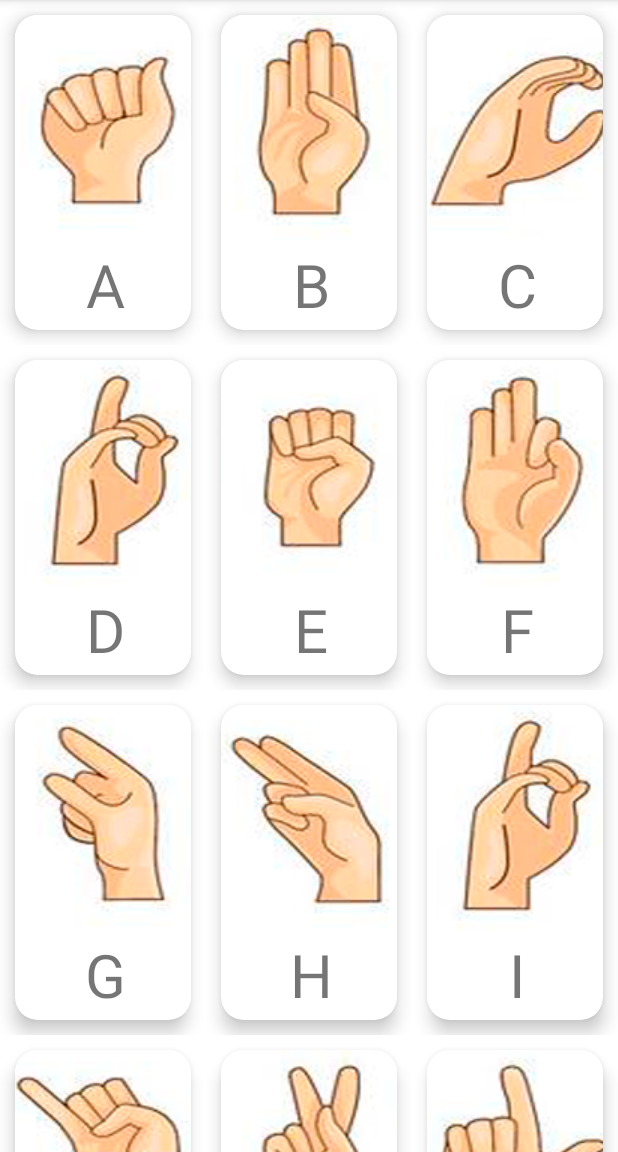
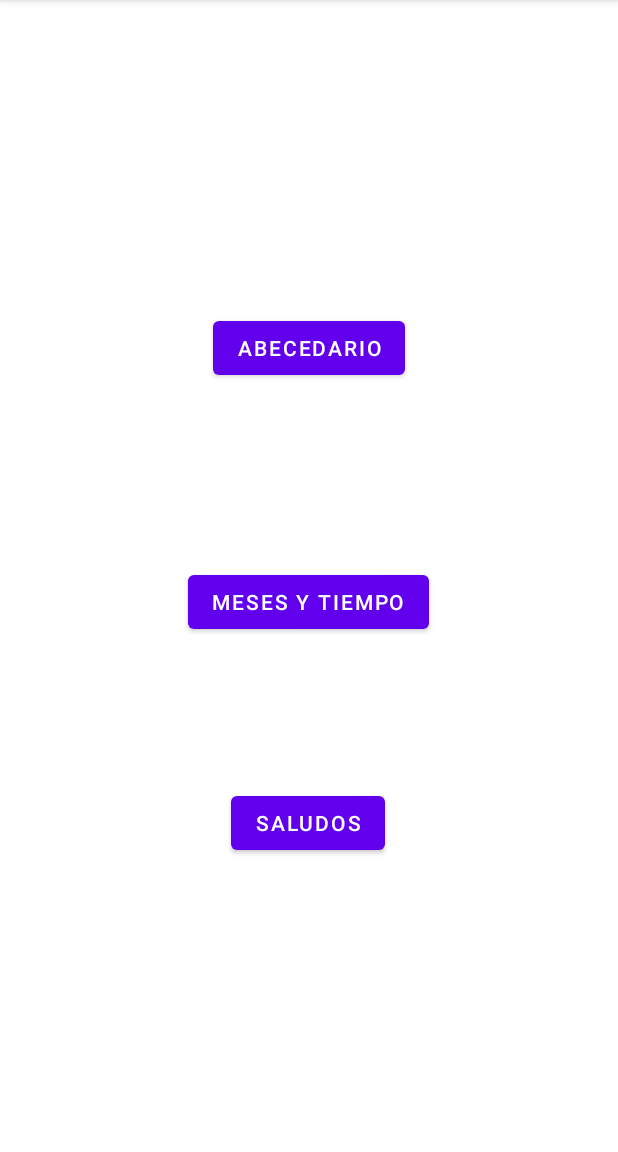
Before and after one commit to TheSkrapy/App, an Android app: the screen it shows after launch (Basics before the commit, Menu_activity after it), on a phone screen of 412 x 824 dp, the part 84-1236 px from its top. Run offline under Robolectric (Android 15) with nearby library versions, the phone set to English and light mode, and no system bars.

Commit message:
creacion de menu para seleccion de categorias de señas

```diff
--- a/app/src/main/AndroidManifest.xml
+++ b/app/src/main/AndroidManifest.xml
@@ -13,6 +13,9 @@
         android:supportsRtl="true"
         android:theme="@style/Theme.Señas"
         tools:targetApi="31">
+        <activity
+            android:name=".Menu_activity"
+            android:exported="false" />
         <activity
             android:name=".Basics"
             android:exported="false" />
--- a/app/src/main/java/com/example/seas/MainActivity.java
+++ b/app/src/main/java/com/example/seas/MainActivity.java
@@ -11,6 +11,6 @@ public class MainActivity extends AppCompatActivity {
     protected void onCreate(Bundle savedInstanceState) {
         super.onCreate(savedInstanceState);
         setContentView(R.layout.activity_main);
-        startActivity(new Intent(this, Basics.class));
+        startActivity(new Intent(this, Menu_activity.class));
     }
 }
--- /dev/null
+++ b/app/src/main/java/com/example/seas/Menu_activity.java
@@ -0,0 +1,59 @@
+package com.example.seas;
+
+import androidx.appcompat.app.AppCompatActivity;
+
+import android.content.Intent;
+import android.os.Bundle;
+import android.view.View;
+import android.widget.Button;
+
+class global{ //Clase para poder utilizar una variable global
+    public static int menu=0; //Variable para poder seleccionar las señas a presentar
+
+}
+
+public class Menu_activity extends AppCompatActivity {
+    Button btnAbc;
+    Button btnMesesyTiempo;
+    Button btnSaludos;
+
+    @Override
+    protected void onCreate(Bundle savedInstanceState) {
+        super.onCreate(savedInstanceState);
+        setContentView(R.layout.activity_menu);
+
+        btnAbc=(Button)findViewById(R.id.btnAbc);
+        btnMesesyTiempo=(Button)findViewById(R.id.btnMesesyTiempo);
+        btnSaludos=(Button)findViewById(R.id.btnSaludos);
+
+        btnAbc.setOnClickListener(new View.OnClickListener() {
+            @Override
+            public void onClick(View view) {
+                global.menu=1;
+                Cambio();
+            }
+        });
+
+        btnMesesyTiempo.setOnClickListener(new View.OnClickListener() {
+            @Override
+            public void onClick(View view) {
+                global.menu=2;
+                Cambio();
+            }
+        });
+
+        btnSaludos.setOnClickListener(new View.OnClickListener() {
+            @Override
+            public void onClick(View view) {
+                global.menu=3;
+                Cambio();
+            }
+        });
+
+    }
+
+    private void Cambio(){ //Metodo para cambiar a la presentacion de señas
+        Intent c = new Intent(Menu_activity.this, Basics.class);
+        startActivity(c);
+    }
+}
--- /dev/null
+++ b/app/src/main/res/layout/activity_menu.xml
@@ -0,0 +1,47 @@
+<?xml version="1.0" encoding="utf-8"?>
+<androidx.constraintlayout.widget.ConstraintLayout xmlns:android="http://schemas.android.com/apk/res/android"
+    xmlns:app="http://schemas.android.com/apk/res-auto"
+    xmlns:tools="http://schemas.android.com/tools"
+    android:layout_width="match_parent"
+    android:layout_height="match_parent"
+    tools:context=".Menu_activity">
+
+    <Button
+        android:id="@+id/btnAbc"
+        android:layout_width="wrap_content"
+        android:layout_height="wrap_content"
+        android:layout_marginStart="141dp"
+        android:layout_marginTop="190dp"
+        android:layout_marginEnd="141dp"
+        android:layout_marginBottom="103dp"
+        android:text="Abecedario"
+        app:layout_constraintBottom_toTopOf="@+id/btnMesesyTiempo"
+        app:layout_constraintEnd_toEndOf="parent"
+        app:layout_constraintStart_toStartOf="parent"
+        app:layout_constraintTop_toTopOf="parent" />
+
+    <Button
+        android:id="@+id/btnMesesyTiempo"
+        android:layout_width="wrap_content"
+        android:layout_height="wrap_content"
+        android:layout_marginStart="124dp"
+        android:layout_marginEnd="125dp"
+        android:layout_marginBottom="99dp"
+        android:text="Meses y tiempo"
+        app:layout_constraintBottom_toTopOf="@+id/btnSaludos"
+        app:layout_constraintEnd_toEndOf="parent"
+        app:layout_constraintStart_toStartOf="parent" />
+
+    <Button
+        android:id="@+id/btnSaludos"
+        android:layout_width="wrap_content"
+        android:layout_height="wrap_content"
+        android:layout_marginStart="154dp"
+        android:layout_marginEnd="155dp"
+        android:layout_marginBottom="195dp"
+        android:text="Saludos"
+        app:layout_constraintBottom_toBottomOf="parent"
+        app:layout_constraintEnd_toEndOf="parent"
+        app:layout_constraintStart_toStartOf="parent" />
+
+</androidx.constraintlayout.widget.ConstraintLayout>
```
Also changed, not shown: app/src/main/java/com/example/seas/Basics.java (+62 -3 lines).
